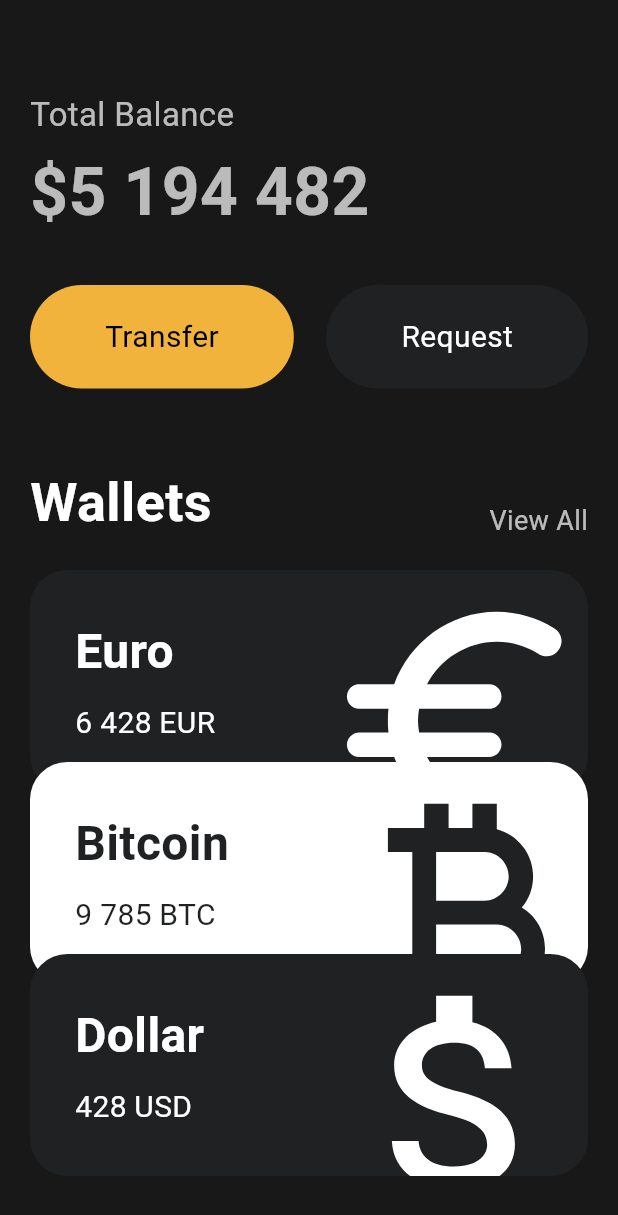
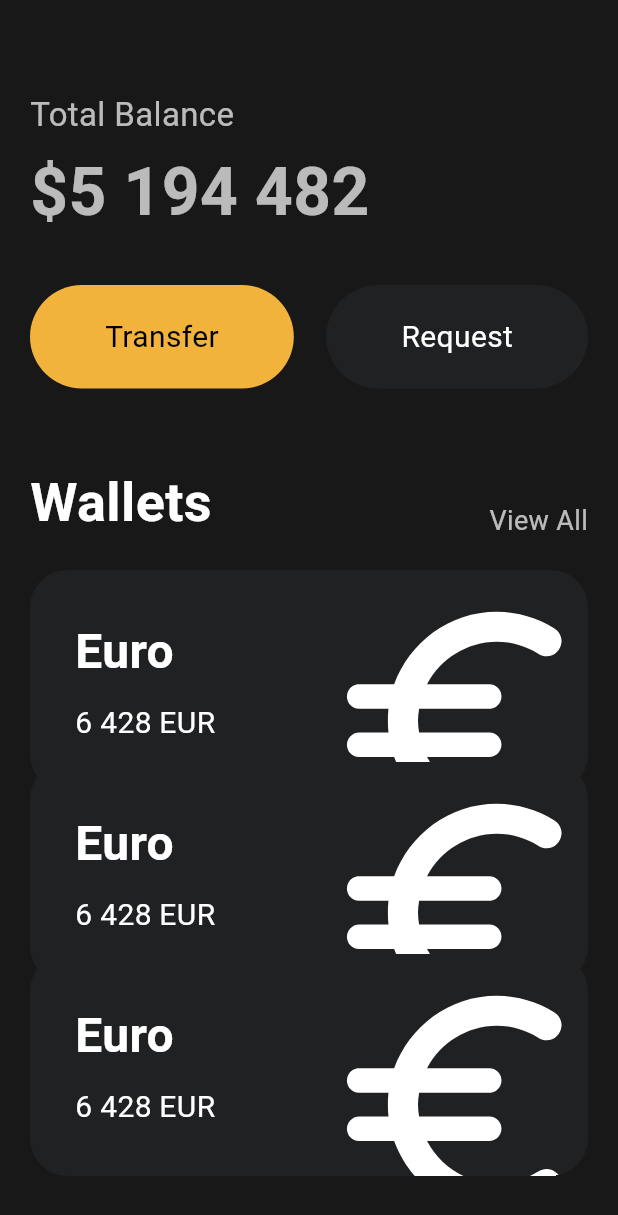
Before and after one commit to Jiyaho/flutter_study_toonflix, a Flutter app: the screen it shows after launch, scrolled down 155 dp, on a phone screen of 412 x 824 dp. Shown: the top 1215 px of the screen. Run offline on Flutter 3.47's test engine with Material 3 defaults, Android fonts, the phone set to English and light mode, and no system bars.

Commit message:
Refac: currency_card props

```diff
--- a/lib/main.dart
+++ b/lib/main.dart
@@ -115,26 +115,23 @@ class App extends StatelessWidget {
                   amount: '6 428',
                   icon: Icons.euro_rounded,
                   isInverted: false,
+                  offset: 0,
                 ),
-                Transform.translate(
-                  offset: const Offset(0, -20),
-                  child: const CurrencyCard(
-                    name: 'Bitcoin',
-                    code: 'BTC',
-                    amount: '9 785',
-                    icon: Icons.currency_bitcoin,
-                    isInverted: true,
-                  ),
+                const CurrencyCard(
+                  name: 'Euro',
+                  code: 'EUR',
+                  amount: '6 428',
+                  icon: Icons.euro_rounded,
+                  isInverted: false,
+                  offset: -20,
                 ),
-                Transform.translate(
-                  offset: const Offset(0, -40),
-                  child: const CurrencyCard(
-                    name: 'Dollar',
-                    code: 'USD',
-                    amount: '428',
-                    icon: Icons.attach_money_outlined,
-                    isInverted: false,
-                  ),
+                const CurrencyCard(
+                  name: 'Euro',
+                  code: 'EUR',
+                  amount: '6 428',
+                  icon: Icons.euro_rounded,
+                  isInverted: false,
+                  offset: -40,
                 ),
               ],
             ),
--- a/lib/widgets/currency_card.dart
+++ b/lib/widgets/currency_card.dart
@@ -4,6 +4,7 @@ class CurrencyCard extends StatelessWidget {
   final String name, code, amount;
   final IconData icon;
   final bool isInverted;
+  final double offset;
   final _blackColor = const Color(0xFF1F2123);
 
   const CurrencyCard({
@@ -13,11 +14,14 @@ class CurrencyCard extends StatelessWidget {
     required this.amount,
     required this.icon,
     required this.isInverted,
+    required this.offset,
   });
 
   @override
   Widget build(BuildContext context) {
-    return Container(
+    return Transform.translate(
+      offset: Offset(0, offset),
+      child: Container(
           clipBehavior: Clip.hardEdge,
           decoration: BoxDecoration(
             color: isInverted ? Colors.white : _blackColor,
@@ -74,6 +78,7 @@ class CurrencyCard extends StatelessWidget {
                 )
               ],
             ),
-        ));
+          )),
+    );
   }
 }
```
Lines whose indentation alone changed are shown as unchanged.
